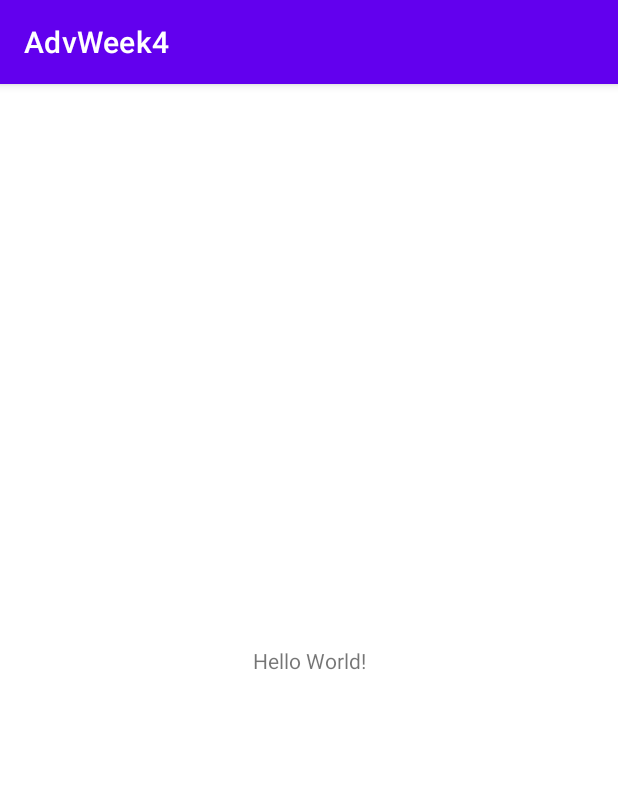
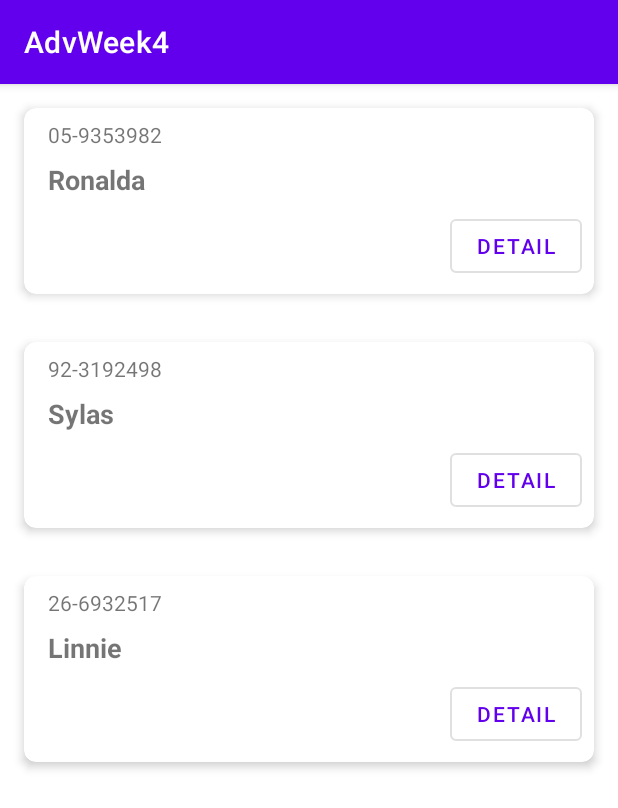
Before and after one commit to andreasn18/AdvWeek4, an Android app: the screen it shows after launch (MainActivity), on a phone screen of 412 x 824 dp. Shown: the top 808 px of the screen. Run offline under Robolectric (Android 15) with nearby library versions, the phone set to English and light mode, and no system bars.

```diff
--- a/app/build.gradle
+++ b/app/build.gradle
@@ -1,11 +1,13 @@
 plugins {
     id 'com.android.application'
     id 'kotlin-android'
+    id 'kotlin-android-extensions'
 }
 
 android {
     compileSdkVersion 30
     buildToolsVersion "30.0.2"
+    apply plugin: "androidx.navigation.safeargs.kotlin"
 
     defaultConfig {
         applicationId "com.example.advweek4"
@@ -39,6 +41,9 @@ dependencies {
     implementation 'androidx.appcompat:appcompat:1.2.0'
     implementation 'com.google.android.material:material:1.3.0'
     implementation 'androidx.constraintlayout:constraintlayout:2.0.4'
+    implementation 'androidx.legacy:legacy-support-v4:1.0.0'
+    implementation 'androidx.navigation:navigation-fragment-ktx:2.3.3'
+    implementation 'androidx.navigation:navigation-ui-ktx:2.3.3'
     testImplementation 'junit:junit:4.+'
     androidTestImplementation 'androidx.test.ext:junit:1.1.2'
     androidTestImplementation 'androidx.test.espresso:espresso-core:3.3.0'
--- a/app/src/main/AndroidManifest.xml
+++ b/app/src/main/AndroidManifest.xml
@@ -9,7 +9,7 @@
         android:roundIcon="@mipmap/ic_launcher_round"
         android:supportsRtl="true"
         android:theme="@style/Theme.AdvWeek4">
-        <activity android:name=".MainActivity">
+        <activity android:name=".view.MainActivity">
             <intent-filter>
                 <action android:name="android.intent.action.MAIN" />
 
--- /dev/null
+++ b/app/src/main/java/com/example/advweek4/model/Model.kt
@@ -0,0 +1,9 @@
+package com.example.advweek4.model
+
+data class Student(
+    val id:String?,
+    val name:String?,
+    val bod:String?,
+    val phone:String?,
+    val photoUrl:String?
+)
--- a/app/src/main/java/com/example/advweek4/MainActivity.kt
+++ b/app/src/main/java/com/example/advweek4/view/MainActivity.kt
@@ -1,7 +1,8 @@
-package com.example.advweek4
+package com.example.advweek4.view
 
 import androidx.appcompat.app.AppCompatActivity
 import android.os.Bundle
+import com.example.advweek4.R
 
 class MainActivity : AppCompatActivity() {
     override fun onCreate(savedInstanceState: Bundle?) {
--- /dev/null
+++ b/app/src/main/java/com/example/advweek4/view/StudentListAdapter.kt
@@ -0,0 +1,40 @@
+package com.example.advweek4.view
+
+import android.view.LayoutInflater
+import android.view.View
+import android.view.ViewGroup
+import androidx.navigation.Navigation
+import androidx.recyclerview.widget.RecyclerView
+import com.example.advweek4.R
+import com.example.advweek4.model.Student
+import kotlinx.android.synthetic.main.student_list_item.view.*
+
+class StudentListAdapter(val studentList:ArrayList<Student>):RecyclerView.Adapter<StudentListAdapter.StudentViewHolder>() {
+    class StudentViewHolder(val view: View):RecyclerView.ViewHolder(view)
+
+    fun updateStudentList(newStudentList:List<Student>){
+        studentList.clear()
+        studentList.addAll(newStudentList)
+        notifyDataSetChanged()
+    }
+
+    override fun onCreateViewHolder(parent: ViewGroup, viewType: Int): StudentViewHolder {
+        val inflater = LayoutInflater.from(parent.context)
+        val v = inflater.inflate(R.layout.student_list_item, parent, false)
+        return StudentViewHolder(v)
+    }
+
+    override fun onBindViewHolder(holder: StudentViewHolder, position: Int) {
+        holder.view.txtID.text = studentList[position].id
+        holder.view.textName.text = studentList[position].name
+
+        holder.view.btnDetail.setOnClickListener {
+            val action = StudentListFragmentDirections.actionStudentDetail()
+            Navigation.findNavController(it).navigate(action)
+        }
+    }
+
+    override fun getItemCount(): Int {
+        return studentList.size
+    }
+}
--- /dev/null
+++ b/app/src/main/java/com/example/advweek4/view/StudentListFragment.kt
@@ -0,0 +1,65 @@
+package com.example.advweek4.view
+
+import android.os.Bundle
+import androidx.fragment.app.Fragment
+import android.view.LayoutInflater
+import android.view.View
+import android.view.ViewGroup
+import androidx.lifecycle.Observer
+import androidx.lifecycle.ViewModelProvider
+import androidx.recyclerview.widget.LinearLayoutManager
+import com.example.advweek4.R
+import com.example.advweek4.viewmodel.ListViewModel
+import kotlinx.android.synthetic.main.fragment_student_list.*
+
+
+class StudentListFragment : Fragment() {
+    private lateinit var viewModel:ListViewModel
+    private val studentListAdapter = StudentListAdapter(arrayListOf())
+
+    override fun onCreateView(
+        inflater: LayoutInflater, container: ViewGroup?,
+        savedInstanceState: Bundle?
+    ): View? {
+        // Inflate the layout for this fragment
+        return inflater.inflate(R.layout.fragment_student_list, container, false)
+    }
+
+    override fun onViewCreated(view: View, savedInstanceState: Bundle?) {
+        super.onViewCreated(view, savedInstanceState)
+
+        viewModel = ViewModelProvider(this).get(ListViewModel::class.java)
+        viewModel.refresh()
+
+        recView.layoutManager = LinearLayoutManager(context)
+        recView.adapter = studentListAdapter
+
+        observeViewModel()
+    }
+
+    fun observeViewModel(){
+        viewModel.studentsLD.observe(viewLifecycleOwner, Observer {
+            studentListAdapter.updateStudentList(it)
+        })
+
+        viewModel.loadingErrorLD.observe(viewLifecycleOwner, Observer {
+            if (it){
+                txtError.visibility = View.VISIBLE
+            }
+            else{
+                txtError.visibility = View.GONE
+            }
+        })
+
+        viewModel.loadingDoneLD.observe(viewLifecycleOwner, Observer {
+            if(it){
+                progressLoad.visibility = View.GONE
+                recView.visibility = View.VISIBLE
+            }
+            else{
+                progressLoad.visibility = View.VISIBLE
+                recView.visibility = View.GONE
+            }
+        })
+    }
+}
--- /dev/null
+++ b/app/src/main/java/com/example/advweek4/viewmodel/ListViewModel.kt
@@ -0,0 +1,22 @@
+package com.example.advweek4.viewmodel
+
+import androidx.lifecycle.MutableLiveData
+import androidx.lifecycle.ViewModel
+import com.example.advweek4.model.Student
+
+class ListViewModel:ViewModel() {
+    val studentsLD = MutableLiveData<List<Student>>()
+    val loadingErrorLD = MutableLiveData<Boolean>()
+    val loadingDoneLD = MutableLiveData<Boolean>()
+
+    fun refresh(){
+        val student1 = Student("05-9353982", "Ronalda", "1992/05/04", "863-646-7915", "http://dummyimage.com/100x75.jpg/dddddd/000000")
+        val student2 = Student("92-3192498", "Sylas", "2014/07/08", "551-454-7701", "http://dummyimage.com/100x75.png/dddddd/000000")
+        val student3 = Student("26-6932517", "Linnie", "1999/02/12", "152-348-8733", "http://dummyimage.com/100x75.bmp/dddddd/000000")
+
+        val studentList = arrayListOf<Student>(student1, student2, student3)
+        studentsLD.value = studentList
+        loadingDoneLD.value = true
+        loadingErrorLD.value = false
+    }
+}
--- a/app/src/main/res/layout/activity_main.xml
+++ b/app/src/main/res/layout/activity_main.xml
@@ -4,15 +4,17 @@
     xmlns:tools="http://schemas.android.com/tools"
     android:layout_width="match_parent"
     android:layout_height="match_parent"
-    tools:context=".MainActivity">
+    tools:context=".view.MainActivity">
 
-    <TextView
-        android:layout_width="wrap_content"
-        android:layout_height="wrap_content"
-        android:text="Hello World!"
+    <fragment
+        android:id="@+id/hostFragment"
+        android:name="androidx.navigation.fragment.NavHostFragment"
+        android:layout_width="0dp"
+        android:layout_height="0dp"
+        app:defaultNavHost="true"
         app:layout_constraintBottom_toBottomOf="parent"
-        app:layout_constraintLeft_toLeftOf="parent"
-        app:layout_constraintRight_toRightOf="parent"
-        app:layout_constraintTop_toTopOf="parent" />
-
+        app:layout_constraintEnd_toEndOf="parent"
+        app:layout_constraintStart_toStartOf="parent"
+        app:layout_constraintTop_toTopOf="parent"
+        app:navGraph="@navigation/main_navigation" />
 </androidx.constraintlayout.widget.ConstraintLayout>
--- /dev/null
+++ b/app/src/main/res/layout/fragment_student_list.xml
@@ -0,0 +1,49 @@
+<?xml version="1.0" encoding="utf-8"?>
+<FrameLayout xmlns:android="http://schemas.android.com/apk/res/android"
+    xmlns:app="http://schemas.android.com/apk/res-auto"
+    xmlns:tools="http://schemas.android.com/tools"
+    android:layout_width="match_parent"
+    android:layout_height="match_parent"
+    tools:context=".view.StudentListFragment">
+    <androidx.swiperefreshlayout.widget.SwipeRefreshLayout
+        android:layout_width="match_parent"
+        android:layout_height="match_parent"
+        tools:context=".view.StudentListFragment">
+
+    <androidx.constraintlayout.widget.ConstraintLayout
+        android:layout_width="match_parent"
+        android:layout_height="match_parent">
+
+        <androidx.recyclerview.widget.RecyclerView
+            android:id="@+id/recView"
+            android:layout_width="match_parent"
+            android:layout_height="match_parent"
+            app:layout_constraintBottom_toBottomOf="parent"
+            app:layout_constraintEnd_toEndOf="parent"
+            app:layout_constraintStart_toStartOf="parent"
+            app:layout_constraintTop_toTopOf="parent">
+
+        </androidx.recyclerview.widget.RecyclerView>
+
+        <ProgressBar
+            android:id="@+id/progressLoad"
+            style="?android:attr/progressBarStyle"
+            android:layout_width="wrap_content"
+            android:layout_height="wrap_content"
+            app:layout_constraintBottom_toBottomOf="parent"
+            app:layout_constraintEnd_toEndOf="parent"
+            app:layout_constraintStart_toStartOf="parent"
+            app:layout_constraintTop_toTopOf="parent" />
+
+        <TextView
+            android:id="@+id/txtError"
+            android:layout_width="wrap_content"
+            android:layout_height="wrap_content"
+            android:text="Error when loading data"
+            app:layout_constraintBottom_toBottomOf="parent"
+            app:layout_constraintEnd_toEndOf="parent"
+            app:layout_constraintStart_toStartOf="parent"
+            app:layout_constraintTop_toTopOf="parent" />
+    </androidx.constraintlayout.widget.ConstraintLayout>
+    </androidx.swiperefreshlayout.widget.SwipeRefreshLayout>
+</FrameLayout>
--- /dev/null
+++ b/app/src/main/res/layout/student_list_item.xml
@@ -0,0 +1,71 @@
+<?xml version="1.0" encoding="utf-8"?>
+<androidx.constraintlayout.widget.ConstraintLayout xmlns:android="http://schemas.android.com/apk/res/android"
+    xmlns:app="http://schemas.android.com/apk/res-auto"
+    xmlns:tools="http://schemas.android.com/tools"
+    android:layout_width="match_parent"
+    android:layout_height="wrap_content">
+
+    <androidx.cardview.widget.CardView
+        android:layout_width="match_parent"
+        android:layout_height="wrap_content"
+        android:layout_marginStart="16dp"
+        android:layout_marginTop="16dp"
+        android:layout_marginEnd="16dp"
+        android:layout_marginBottom="16dp"
+        app:cardCornerRadius="8dp"
+        app:cardElevation="4dp"
+        app:layout_constraintBottom_toBottomOf="parent"
+        app:layout_constraintEnd_toEndOf="parent"
+        app:layout_constraintStart_toStartOf="parent"
+        app:layout_constraintTop_toTopOf="parent">
+
+        <androidx.constraintlayout.widget.ConstraintLayout
+            android:layout_width="match_parent"
+            android:layout_height="match_parent">
+
+            <ImageView
+                android:id="@+id/imageView"
+                android:layout_width="wrap_content"
+                android:layout_height="wrap_content"
+                app:layout_constraintBottom_toBottomOf="parent"
+                app:layout_constraintStart_toStartOf="parent"
+                app:layout_constraintTop_toTopOf="parent"
+                tools:srcCompat="@tools:sample/avatars" />
+
+            <TextView
+                android:id="@+id/txtID"
+                android:layout_width="wrap_content"
+                android:layout_height="wrap_content"
+                android:layout_marginStart="16dp"
+                android:layout_marginTop="8dp"
+                android:text="ID"
+                app:layout_constraintStart_toEndOf="@+id/imageView"
+                app:layout_constraintTop_toTopOf="parent" />
+
+            <TextView
+                android:id="@+id/textName"
+                android:layout_width="wrap_content"
+                android:layout_height="wrap_content"
+                android:layout_marginStart="16dp"
+                android:layout_marginTop="8dp"
+                android:text="STUDENT NAME"
+                android:textSize="18sp"
+                android:textStyle="bold"
+                app:layout_constraintStart_toEndOf="@+id/imageView"
+                app:layout_constraintTop_toBottomOf="@+id/txtID" />
+
+            <Button
+                android:id="@+id/btnDetail"
+                style="@style/Widget.MaterialComponents.Button.OutlinedButton"
+                android:layout_width="wrap_content"
+                android:layout_height="wrap_content"
+                android:layout_marginTop="8dp"
+                android:layout_marginEnd="8dp"
+                android:layout_marginBottom="8dp"
+                android:text="Detail"
+                app:layout_constraintBottom_toBottomOf="parent"
+                app:layout_constraintEnd_toEndOf="parent"
+                app:layout_constraintTop_toBottomOf="@+id/textName" />
+        </androidx.constraintlayout.widget.ConstraintLayout>
+    </androidx.cardview.widget.CardView>
+</androidx.constraintlayout.widget.ConstraintLayout>
--- /dev/null
+++ b/app/src/main/res/navigation/main_navigation.xml
@@ -0,0 +1,26 @@
+<?xml version="1.0" encoding="utf-8"?>
+<navigation xmlns:android="http://schemas.android.com/apk/res/android"
+    xmlns:app="http://schemas.android.com/apk/res-auto"
+    xmlns:tools="http://schemas.android.com/tools"
+    android:id="@+id/main_navigation"
+    app:startDestination="@id/studentListFragment">
+
+    <fragment
+        android:id="@+id/studentListFragment"
+        android:name="com.example.advweek4.view.StudentListFragment"
+        android:label="fragment_student_list"
+        tools:layout="@layout/fragment_student_list" >
+        <action
+            android:id="@+id/actionStudentDetail"
+            app:destination="@id/studentDetailFragment" />
+    </fragment>
+    <fragment
+        android:id="@+id/studentDetailFragment"
+        android:name="com.example.advweek4.view.StudentDetailFragment"
+        android:label="fragment_student_detail"
+        tools:layout="@layout/fragment_student_detail" >
+        <action
+            android:id="@+id/action_studentDetailFragment_to_studentListFragment"
+            app:destination="@id/studentListFragment" />
+    </fragment>
+</navigation>
--- a/app/src/main/res/values/strings.xml
+++ b/app/src/main/res/values/strings.xml
@@ -1,3 +1,5 @@
 <resources>
     <string name="app_name">AdvWeek4</string>
+    <!-- TODO: Remove or change this placeholder text -->
+    <string name="hello_blank_fragment">Hello blank fragment</string>
 </resources>
--- a/build.gradle
+++ b/build.gradle
@@ -6,8 +6,10 @@ buildscript {
         jcenter()
     }
     dependencies {
+        def nav_version = "2.3.3"
         classpath "com.android.tools.build:gradle:4.1.2"
         classpath "org.jetbrains.kotlin:kotlin-gradle-plugin:$kotlin_version"
+        classpath "androidx.navigation:navigation-safe-args-gradle-plugin:$nav_version"
 
         // NOTE: Do not place your application dependencies here; they belong
         // in the individual module build.gradle files
```
Also changed, not shown: app/src/main/java/com/example/advweek4/view/StudentDetailFragment.kt (added, +46 -0 lines), app/src/main/java/com/example/advweek4/viewmodel/DetailViewModel.kt (added, +14 -0 lines), app/src/main/res/layout/fragment_student_detail.xml (added, +116 -0 lines).
